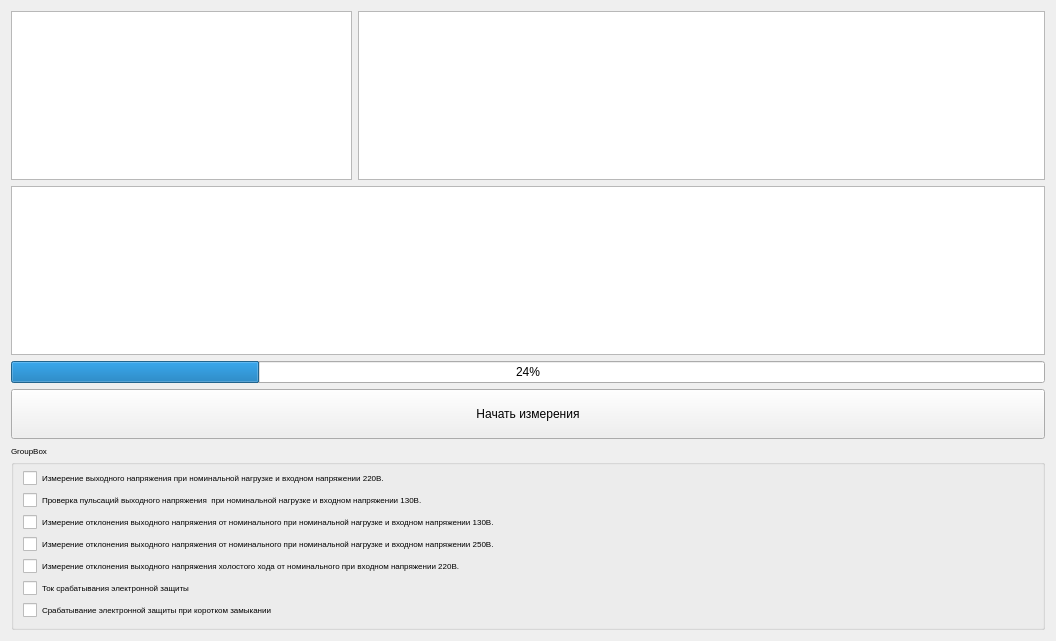
XRay3D/MAN2_GUI, file auto/automaticmeasurements.ui: the form before one commit.
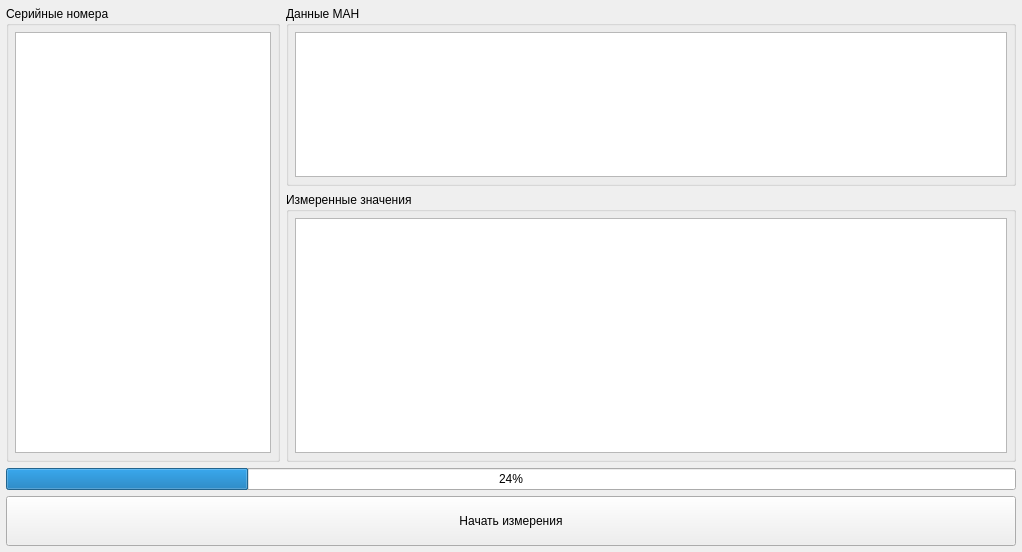
The form after the commit.

```diff
--- a/auto/automaticmeasurements.ui
+++ b/auto/automaticmeasurements.ui
@@ -6,38 +6,27 @@
    <rect>
     <x>0</x>
     <y>0</y>
-    <width>1056</width>
-    <height>641</height>
+    <width>1022</width>
+    <height>552</height>
    </rect>
   </property>
   <property name="windowTitle">
    <string>Form</string>
   </property>
-  <layout class="QGridLayout" name="gridLayout">
-   <item row="0" column="2" colspan="2">
-    <widget class="QTableView" name="tvMeasure"/>
-   </item>
-   <item row="0" column="1">
-    <widget class="QTableView" name="tvSerNum">
-     <property name="sizePolicy">
-      <sizepolicy hsizetype="Minimum" vsizetype="Expanding">
-       <horstretch>0</horstretch>
-       <verstretch>0</verstretch>
-      </sizepolicy>
-     </property>
-    </widget>
-   </item>
-   <item row="1" column="1" colspan="3">
-    <widget class="QTableView" name="tableView"/>
-   </item>
-   <item row="3" column="1" colspan="3">
-    <widget class="QProgressBar" name="progressBar">
-     <property name="value">
-      <number>24</number>
-     </property>
-    </widget>
-   </item>
-   <item row="4" column="1" colspan="3">
+  <layout class="QGridLayout" name="gridLayout" rowstretch="2,3,0,0" columnstretch="1,4">
+   <property name="leftMargin">
+    <number>6</number>
+   </property>
+   <property name="topMargin">
+    <number>6</number>
+   </property>
+   <property name="rightMargin">
+    <number>6</number>
+   </property>
+   <property name="bottomMargin">
+    <number>6</number>
+   </property>
+   <item row="3" column="0" colspan="2">
     <widget class="QPushButton" name="pbStartStop">
      <property name="minimumSize">
       <size>
@@ -53,63 +42,86 @@
      </property>
     </widget>
    </item>
-   <item row="5" column="1" colspan="3">
-    <widget class="QGroupBox" name="groupBox">
-     <property name="font">
-      <font>
-       <pointsize>6</pointsize>
-      </font>
+   <item row="2" column="0" colspan="2">
+    <widget class="QProgressBar" name="progressBar">
+     <property name="value">
+      <number>24</number>
      </property>
+    </widget>
+   </item>
+   <item row="0" column="1">
+    <widget class="QGroupBox" name="groupBox_3">
      <property name="title">
-      <string>GroupBox</string>
+      <string>Данные МАН</string>
      </property>
-     <layout class="QVBoxLayout" name="verticalLayout">
+     <layout class="QVBoxLayout" name="verticalLayout_3">
+      <property name="leftMargin">
+       <number>6</number>
+      </property>
+      <property name="topMargin">
+       <number>6</number>
+      </property>
+      <property name="rightMargin">
+       <number>6</number>
+      </property>
+      <property name="bottomMargin">
+       <number>6</number>
+      </property>
       <item>
-       <widget class="QCheckBox" name="checkBox_1">
-        <property name="text">
-         <string>Измерение выходного напряжения при номинальной нагрузке и входном напряжении 220В.</string>
-        </property>
-       </widget>
+       <widget class="QTableView" name="tvMeasure"/>
       </item>
+     </layout>
+    </widget>
+   </item>
+   <item row="1" column="1">
+    <widget class="QGroupBox" name="groupBox_4">
+     <property name="title">
+      <string>Измеренные значения</string>
+     </property>
+     <layout class="QVBoxLayout" name="verticalLayout_4">
+      <property name="leftMargin">
+       <number>6</number>
+      </property>
+      <property name="topMargin">
+       <number>6</number>
+      </property>
+      <property name="rightMargin">
+       <number>6</number>
+      </property>
+      <property name="bottomMargin">
+       <number>6</number>
+      </property>
       <item>
-       <widget class="QCheckBox" name="checkBox_2">
-        <property name="text">
-         <string>Проверка пульсаций выходного напряжения  при номинальной нагрузке и входном напряжении 130В.</string>
-        </property>
-       </widget>
+       <widget class="QTableView" name="tableView"/>
       </item>
+     </layout>
+    </widget>
+   </item>
+   <item row="0" column="0" rowspan="2">
+    <widget class="QGroupBox" name="groupBox_2">
+     <property name="title">
+      <string>Серийные номера</string>
+     </property>
+     <layout class="QVBoxLayout" name="verticalLayout_2">
+      <property name="leftMargin">
+       <number>6</number>
+      </property>
+      <property name="topMargin">
+       <number>6</number>
+      </property>
+      <property name="rightMargin">
+       <number>6</number>
+      </property>
+      <property name="bottomMargin">
+       <number>6</number>
+      </property>
       <item>
-       <widget class="QCheckBox" name="checkBox_3">
-        <property name="text">
-         <string>Измерение отклонения выходного напряжения от номинального при номинальной нагрузке и входном напряжении 130В.</string>
-        </property>
-       </widget>
-      </item>
-      <item>
-       <widget class="QCheckBox" name="checkBox_4">
-        <property name="text">
-         <string>Измерение отклонения выходного напряжения от номинального при номинальной нагрузке и входном напряжении 250В.</string>
-        </property>
-       </widget>
-      </item>
-      <item>
-       <widget class="QCheckBox" name="checkBox_5">
-        <property name="text">
-         <string>Измерение отклонения выходного напряжения холостого хода от номинального при входном напряжении 220В.</string>
-        </property>
-       </widget>
-      </item>
-      <item>
-       <widget class="QCheckBox" name="checkBox_6">
-        <property name="text">
-         <string>Ток срабатывания электронной защиты</string>
-        </property>
-       </widget>
-      </item>
-      <item>
-       <widget class="QCheckBox" name="checkBox_7">
-        <property name="text">
-         <string>Срабатывание электронной защиты при коротком замыкании</string>
+       <widget class="QTableView" name="tvSerNum">
+        <property name="sizePolicy">
+         <sizepolicy hsizetype="Minimum" vsizetype="Expanding">
+          <horstretch>0</horstretch>
+          <verstretch>0</verstretch>
+         </sizepolicy>
         </property>
        </widget>
       </item>
```
